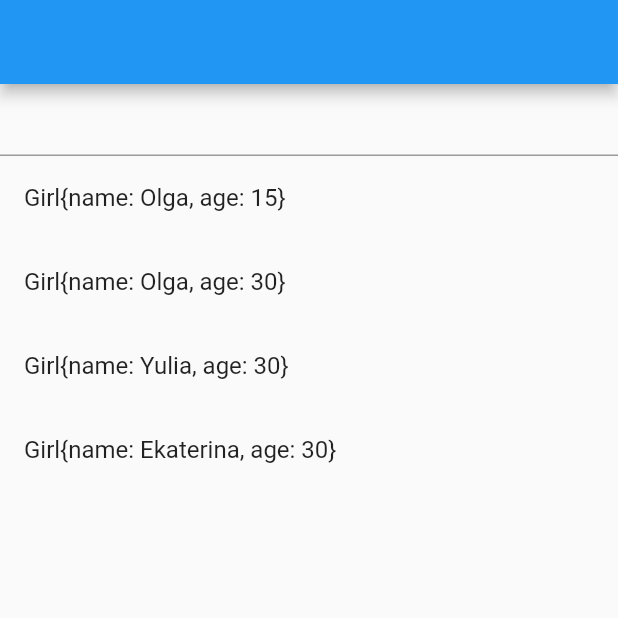
After one commit to YellowShark/mobile4_code_examples, a Flutter app: the HomeScreen screen opened directly, on a phone screen of 412 x 824 dp, the top half of it. The commit adds this screen. Run offline on Flutter 3.47's test engine with Material 2 defaults, Android fonts, the phone set to English and light mode, and no system bars; our stand-ins replace lottie.

Commit message:
Week 7 (OOP)

```diff
--- /dev/null
+++ b/lib/girl.dart
@@ -0,0 +1,19 @@
+class Girl {
+  final String name;
+  final int age;
+
+  Girl(this.name, this.age);
+
+  @override
+  String toString() {
+    return 'Girl{name: $name, age: $age}';
+  }
+
+  @override
+  bool operator ==(Object other) =>
+      identical(this, other) ||
+      other is Girl && runtimeType == other.runtimeType && name == other.name && age == other.age;
+
+  @override
+  int get hashCode => name.hashCode ^ age.hashCode;
+}
--- a/lib/home_page.dart
+++ b/lib/home_page.dart
@@ -1,5 +1,6 @@
 import 'package:flutter/material.dart';
 import 'package:widgets_app/images.dart';
+import 'package:widgets_app/main.dart';
 import 'package:widgets_app/planet.dart';
 import 'package:widgets_app/planet_card.dart';
 
@@ -16,6 +17,8 @@ class _HomePageState extends State<HomePage> {
 
   @override
   Widget build(BuildContext context) {
+    var a = A(1);
+    a.b = 2;
     return Scaffold(
       body: Container(
         decoration: const BoxDecoration(
--- /dev/null
+++ b/lib/week7.dart
@@ -0,0 +1,69 @@
+import 'package:flutter/material.dart';
+import 'package:widgets_app/girl.dart';
+
+void main() {
+  runApp(const MyApp2());
+}
+
+class MyApp2 extends StatelessWidget {
+  const MyApp2({Key? key}) : super(key: key);
+
+  @override
+  Widget build(BuildContext context) {
+    return MaterialApp(
+      theme: ThemeData(
+        primarySwatch: Colors.blue,
+      ),
+      home: const HomeScreen(),
+    );
+  }
+}
+
+class HomeScreen extends StatefulWidget {
+  const HomeScreen({Key? key}) : super(key: key);
+
+  @override
+  State<HomeScreen> createState() => _HomeScreenState();
+}
+
+class _HomeScreenState extends State<HomeScreen> {
+  final _girls = [
+    Girl('Olga', 15),
+    Girl('Olga', 30),
+    Girl('Yulia', 30),
+    Girl('Ekaterina', 30),
+  ];
+
+  late var _filteredList = _girls;
+
+  @override
+  Widget build(BuildContext context) {
+    return Scaffold(
+      appBar: AppBar(),
+      body: Column(
+        children: [
+          TextField(
+            onChanged: (query) {
+              if (query.isEmpty) {
+                setState(() {
+                  _filteredList = _girls;
+                });
+                return;
+              }
+              setState(() {
+                _filteredList = _girls.where((girl) => girl.name.contains(query)).toList();
+              });
+            },
+          ),
+          Expanded(
+            child: ListView(
+              children: _filteredList.map((girl) => ListTile(
+                title: Text(girl.toString()),
+              )).toList(),
+            ),
+          ),
+        ],
+      ),
+    );
+  }
+}
```
Also changed, not shown: lib/main.dart (+9 -0 lines).
